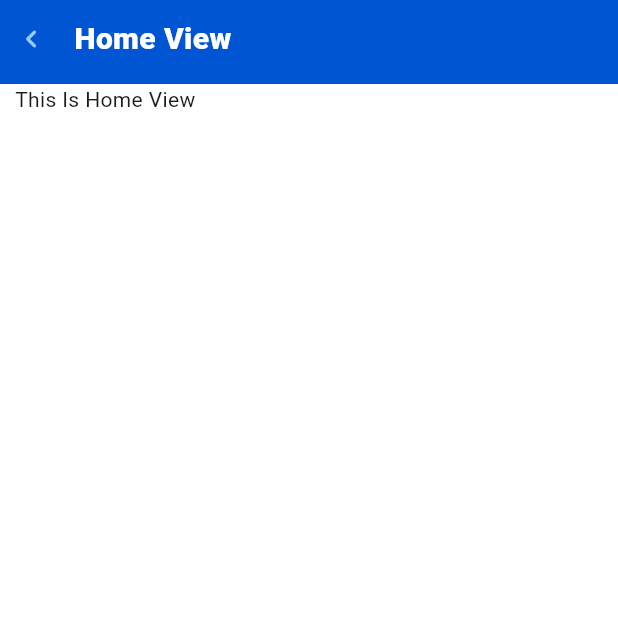
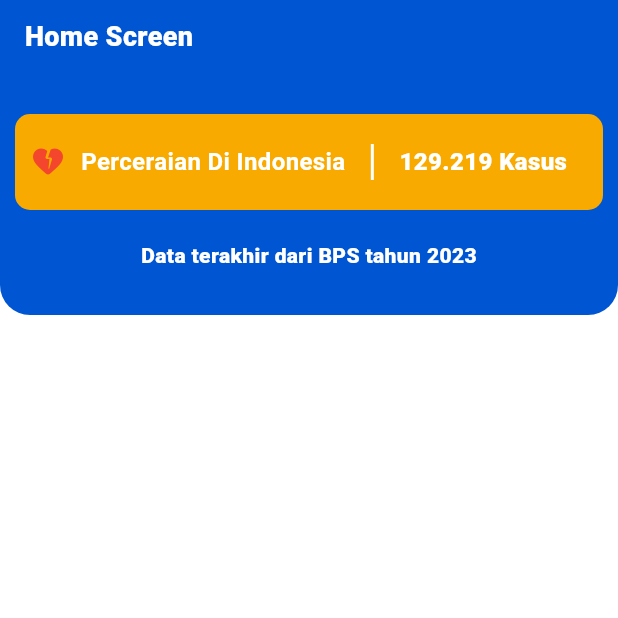
Before and after one commit to MirzaMlna/experiment, a Flutter app: the HomeView screen opened by its route, on a phone screen of 412 x 824 dp, the top half of it. Run offline on Flutter 3.47's test engine with Material 3 defaults, Android fonts, the phone set to English and light mode, and no system bars; our stand-ins replace get_it; Roboto replaces fonts that are missing (Manrope).

Commit message:
✨ Tehambur

```diff
--- a/lib/app/routes/routes.dart
+++ b/lib/app/routes/routes.dart
@@ -4,7 +4,9 @@ import 'package:flutter/widgets.dart';
 import 'package:mobile_user/views/dev/dev_view.dart';
 import 'package:mobile_user/views/home/home_view.dart';
 import 'package:mobile_user/views/login/login_view.dart';
+import 'package:mobile_user/views/main/main_view.dart';
 import 'package:mobile_user/views/registration/registration_view.dart';
+import 'package:mobile_user/views/savings/savings_view.dart';
 import 'package:mobile_user/views/widget_list/pages_list_view.dart';
 
 class AppRoutes {
@@ -15,5 +17,7 @@ class AppRoutes {
     LoginView.routeName: (context) => const LoginView(),
     RegistrationView.routeName: (context) => const RegistrationView(),
     HomeView.routeName: (context) => const HomeView(),
+    MainView.routeName: (context) => const MainView(),
+    SavingsView.routeName: (context) => const SavingsView(),
   };
 }
--- a/lib/app/theme/app_colors.dart
+++ b/lib/app/theme/app_colors.dart
@@ -34,6 +34,7 @@ class AppColors {
   static const Color black = Colors.black;
   static const Color white = Colors.white;
   static const Color transparent = Colors.transparent;
+  static const Color pastelBlue = Color(0xffbae1ff);
 
   // Named Colors
   static const Color primary = blueLv1;
--- a/lib/views/home/home_view.dart
+++ b/lib/views/home/home_view.dart
@@ -2,6 +2,7 @@ import 'package:flutter/material.dart';
 import 'package:mobile_user/app/theme/app_colors.dart';
 import 'package:mobile_user/app/theme/app_text_style.dart';
 import 'package:mobile_user/widgets/app_appBar.dart';
+import 'package:mobile_user/widgets/app_static_card.dart';
 
 class HomeView extends StatefulWidget {
   const HomeView({super.key});
@@ -16,17 +17,51 @@ class _HomeViewState extends State<HomeView> {
   @override
   Widget build(BuildContext context) {
     return Scaffold(
-      appBar: AppAppbar(
-        title: 'Home View',
-        titleTextStyle: AppTextStyle.heading5(color: AppColors.white),
+      appBar: const AppAppbar(
+        title: 'Home Screen',
+        automaticallyImplyLeading: false,
         backgroundColor: AppColors.primary,
       ),
-      body: Padding(
-        padding: EdgeInsets.only(left: 10),
-        child: Column(
-          children: [Text("This Is Home View")],
-        ),
-      ),
+      body: SafeArea(
+          child: Column(
+        children: [
+          IntrinsicHeight(
+            child: Container(
+              width: double.infinity,
+              padding: const EdgeInsets.fromLTRB(10, 20, 10, 30),
+              decoration: const BoxDecoration(
+                  color: AppColors.primary,
+                  borderRadius: BorderRadius.only(
+                      bottomLeft: Radius.circular(20),
+                      bottomRight: Radius.circular(20))),
+              child: Stack(
+                children: [
+                  Column(
+                    children: [
+                      const AppStatisticCard(
+                        icon: Icons.heart_broken_rounded,
+                        iconColor: AppColors.error,
+                        title: 'Perceraian Di Indonesia',
+                        statistic: '129.219 Kasus',
+                        backgroundColor: AppColors.warning,
+                      ),
+                      const SizedBox(
+                        height: 20,
+                      ),
+                      Text(
+                        'Data terakhir dari BPS tahun 2023',
+                        style: AppTextStyle.bodyMedium(
+                            color: AppColors.white,
+                            fontWeight: AppFontWeight.bold),
+                      )
+                    ],
+                  )
+                ],
+              ),
+            ),
+          ),
+        ],
+      )),
     );
   }
 }
--- a/lib/views/widget_list/pages_list_view.dart
+++ b/lib/views/widget_list/pages_list_view.dart
@@ -24,7 +24,7 @@ class _PagesListViewState extends State<PagesListView> {
         backgroundColor: AppColors.primary,
       ),
       body: Padding(
-        padding: EdgeInsets.only(left: 10),
+        padding: const EdgeInsets.only(left: 10),
         child: views(context),
       ),
     );
--- a/lib/widgets/app_appbar.dart
+++ b/lib/widgets/app_appbar.dart
@@ -117,7 +117,8 @@ class AppAppbar extends StatelessWidget implements PreferredSizeWidget {
               children: [
                 Text(
                   title ?? '',
-                  style: titleTextStyle ?? AppTextStyle.heading6(),
+                  style: titleTextStyle ??
+                      AppTextStyle.heading6(color: AppColors.white),
                 ),
                 subtitle != null
                     ? Text(
--- /dev/null
+++ b/lib/widgets/app_static_card.dart
@@ -0,0 +1,67 @@
+import 'package:flutter/material.dart';
+import 'package:mobile_user/app/theme/app_colors.dart';
+import 'package:mobile_user/app/theme/app_text_style.dart';
+
+class AppStatisticCard extends StatefulWidget {
+  final String title;
+  final String statistic;
+  final IconData icon;
+  final Color? iconColor;
+  final Color? backgroundColor;
+  final Color? titleColor;
+
+  const AppStatisticCard({
+    super.key,
+    required this.statistic,
+    required this.title,
+    required this.icon,
+    this.iconColor,
+    this.backgroundColor,
+    this.titleColor,
+  });
+
+  @override
+  State<AppStatisticCard> createState() => _AppStatisticCardState();
+}
+
+class _AppStatisticCardState extends State<AppStatisticCard> {
+  @override
+  Widget build(BuildContext context) {
+    return IntrinsicHeight(
+      child: Container(
+        width: double.infinity,
+        padding: const EdgeInsets.symmetric(horizontal: 10, vertical: 20),
+        decoration: BoxDecoration(
+          color: widget.backgroundColor ?? AppColors.primary,
+          borderRadius: BorderRadius.circular(10),
+        ),
+        child: Row(
+          children: [
+            Icon(
+              widget.icon,
+              color: widget.iconColor ?? AppColors.white,
+            ),
+            const SizedBox(
+              width: 10,
+            ),
+            Text(
+              widget.title,
+              style: AppTextStyle.bodyLarge(
+                  fontWeight: AppFontWeight.medium, color: AppColors.white),
+            ),
+            const VerticalDivider(
+              color: AppColors.white,
+              thickness: 2,
+            ),
+            Text(
+              widget.statistic,
+              style: AppTextStyle.bodyLarge(
+                  color: widget.titleColor ?? AppColors.white,
+                  fontWeight: AppFontWeight.bold),
+            )
+          ],
+        ),
+      ),
+    );
+  }
+}
--- a/pubspec.yaml
+++ b/pubspec.yaml
@@ -39,6 +39,7 @@ dependencies:
   change_notifier: ^0.24.0
   get_it: ^7.7.0
   provider: ^6.1.2
+  faker: ^2.1.0
 
 dev_dependencies:
   flutter_test:
```
Also changed, not shown: lib/views/login/login_view.dart (+8 -6 lines), lib/views/main/main_view.dart (added, +60 -0 lines), lib/views/registration/registration_view.dart (+6 -2 lines), lib/views/savings/savings_view.dart (added, +39 -0 lines), lib/widgets/app_text_field.dart (+33 -14 lines), pubspec.lock.
